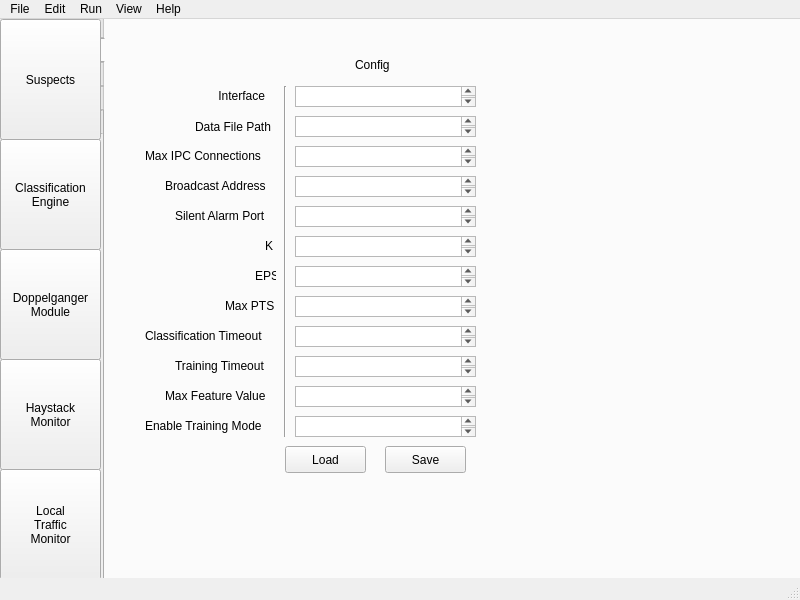
Before: the Qt Designer form NovaGUI/novagui.ui in altf4/Nova, drawn with Qt 5.
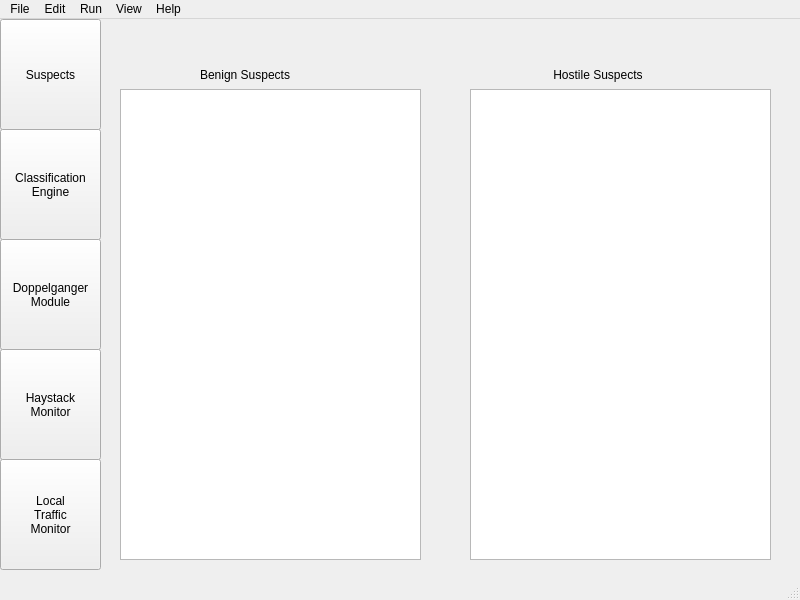
After: the same form once the commit is applied. The open tabs and pages were chosen to show the change.

```diff
--- a/NovaGUI/novagui.ui
+++ b/NovaGUI/novagui.ui
@@ -14,33 +14,24 @@
    <string>MainWindow</string>
   </property>
   <widget class="QWidget" name="centralwidget">
-   <widget class="QTabWidget" name="tabWidget">
+   <widget class="QStackedWidget" name="stackedWidget">
     <property name="geometry">
      <rect>
-      <x>79</x>
-      <y>-5</y>
-      <width>723</width>
-      <height>570</height>
+      <x>100</x>
+      <y>-20</y>
+      <width>691</width>
+      <height>581</height>
      </rect>
     </property>
-    <property name="tabPosition">
-     <enum>QTabWidget::West</enum>
-    </property>
     <property name="currentIndex">
      <number>0</number>
     </property>
-    <property name="usesScrollButtons">
-     <bool>true</bool>
-    </property>
-    <widget class="QWidget" name="Suspects">
-     <attribute name="title">
-      <string/>
-     </attribute>
+    <widget class="QWidget" name="stackedWidgetPage1" native="true">
      <widget class="QListWidget" name="benignList">
       <property name="geometry">
        <rect>
         <x>20</x>
-        <y>50</y>
+        <y>90</y>
         <width>301</width>
         <height>471</height>
        </rect>
@@ -50,8 +41,8 @@
       <property name="geometry">
        <rect>
         <x>100</x>
-        <y>20</y>
-        <width>111</width>
+        <y>60</y>
+        <width>121</width>
         <height>31</height>
        </rect>
       </property>
@@ -63,8 +54,8 @@
       <property name="geometry">
        <rect>
         <x>450</x>
-        <y>20</y>
-        <width>111</width>
+        <y>60</y>
+        <width>121</width>
         <height>31</height>
        </rect>
       </property>
@@ -76,30 +67,14 @@
       <property name="geometry">
        <rect>
         <x>370</x>
-        <y>50</y>
+        <y>90</y>
         <width>301</width>
         <height>471</height>
        </rect>
       </property>
      </widget>
     </widget>
-    <widget class="QWidget" name="CETab">
-     <attribute name="title">
-      <string/>
-     </attribute>
-     <widget class="QPushButton" name="CELoadButton">
-      <property name="geometry">
-       <rect>
-        <x>180</x>
-        <y>430</y>
-        <width>81</width>
-        <height>27</height>
-       </rect>
-      </property>
-      <property name="text">
-       <string>Load</string>
-      </property>
-     </widget>
+    <widget class="QWidget" name="stackedWidgetPage2" native="true">
      <widget class="QPlainTextEdit" name="CETrainingTimeoutEdit">
       <property name="geometry">
        <rect>
@@ -136,19 +111,6 @@
        <string>Max IPC Connections</string>
       </property>
      </widget>
-     <widget class="QPushButton" name="CESaveButton">
-      <property name="geometry">
-       <rect>
-        <x>280</x>
-        <y>430</y>
-        <width>81</width>
-        <height>27</height>
-       </rect>
-      </property>
-      <property name="text">
-       <string>Save</string>
-      </property>
-     </widget>
      <widget class="QPlainTextEdit" name="CEMaxFeatureValEdit">
       <property name="geometry">
        <rect>
@@ -416,10 +378,7 @@
       </property>
      </widget>
     </widget>
-    <widget class="QWidget" name="DMTab">
-     <attribute name="title">
-      <string/>
-     </attribute>
+    <widget class="QWidget" name="stackedWidgetPage3" native="true">
      <widget class="QPlainTextEdit" name="DMInterfaceEdit">
       <property name="geometry">
        <rect>
@@ -542,10 +501,7 @@
       </property>
      </widget>
     </widget>
-    <widget class="QWidget" name="HSTab">
-     <attribute name="title">
-      <string/>
-     </attribute>
+    <widget class="QWidget" name="stackedWidgetPage4" native="true">
      <widget class="QLabel" name="HSConfigLabel">
       <property name="geometry">
        <rect>
@@ -691,10 +647,7 @@
       </property>
      </widget>
     </widget>
-    <widget class="QWidget" name="LTMTab">
-     <attribute name="title">
-      <string/>
-     </attribute>
+    <widget class="QWidget" name="stackedWidgetPage5" native="true">
      <widget class="QPlainTextEdit" name="LTMInterfaceEdit">
       <property name="geometry">
        <rect>
@@ -824,7 +777,7 @@
       <x>0</x>
       <y>0</y>
       <width>101</width>
-      <height>121</height>
+      <height>111</height>
      </rect>
     </property>
     <property name="text">
@@ -835,7 +788,7 @@
     <property name="geometry">
      <rect>
       <x>0</x>
-      <y>120</y>
+      <y>110</y>
       <width>101</width>
       <height>111</height>
      </rect>
@@ -852,7 +805,7 @@
     <property name="geometry">
      <rect>
       <x>0</x>
-      <y>230</y>
+      <y>220</y>
       <width>101</width>
       <height>111</height>
      </rect>
@@ -866,7 +819,7 @@
     <property name="geometry">
      <rect>
       <x>0</x>
-      <y>340</y>
+      <y>330</y>
       <width>101</width>
       <height>111</height>
      </rect>
@@ -880,7 +833,7 @@
     <property name="geometry">
      <rect>
       <x>0</x>
-      <y>450</y>
+      <y>440</y>
       <width>101</width>
       <height>111</height>
      </rect>
```
Left out of the diff: 78 changed lines with no effect on the pictures.
